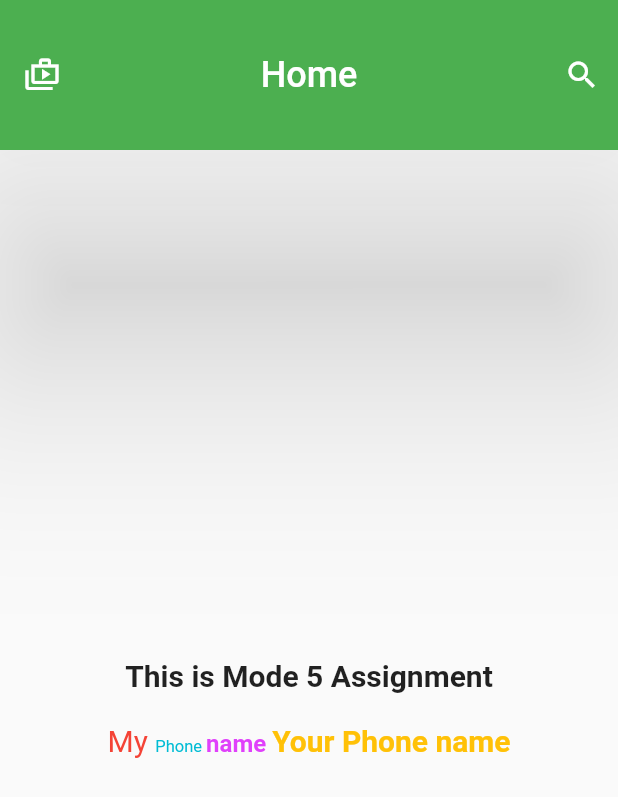
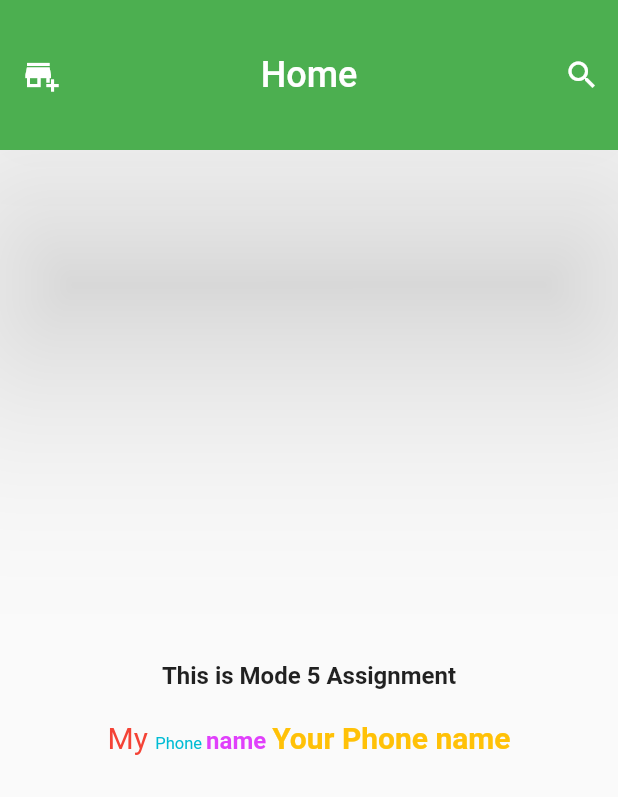
Before and after one commit to developerabdullah-me/Flutter_project, a Flutter app: the screen it shows after launch, on a phone screen of 412 x 824 dp. Shown: the top 797 px of the screen. Run offline on Flutter 3.47's test engine with Material 2 defaults, Android fonts, the phone set to English and light mode, and no system bars.

```diff
--- a/flutter_first_assingment/lib/main.dart
+++ b/flutter_first_assingment/lib/main.dart
@@ -24,7 +24,7 @@ class MyHomePage extends StatelessWidget {
         toolbarHeight: 100,
 
         leading: IconButton(
-          icon: Icon(Icons.shop_2_outlined),
+          icon: Icon(Icons.add_business),
           onPressed: () {
             // Implement your action here
             },
@@ -53,7 +53,7 @@ class MyHomePage extends StatelessWidget {
             Padding(
               padding: EdgeInsets.symmetric(horizontal: 20, vertical: 20),
               child: Text("This is Mode 5 Assignment",  style: TextStyle(
-                fontSize:20,
+                fontSize:16,
                 fontWeight: FontWeight.bold,
               ),),
             ),
```
